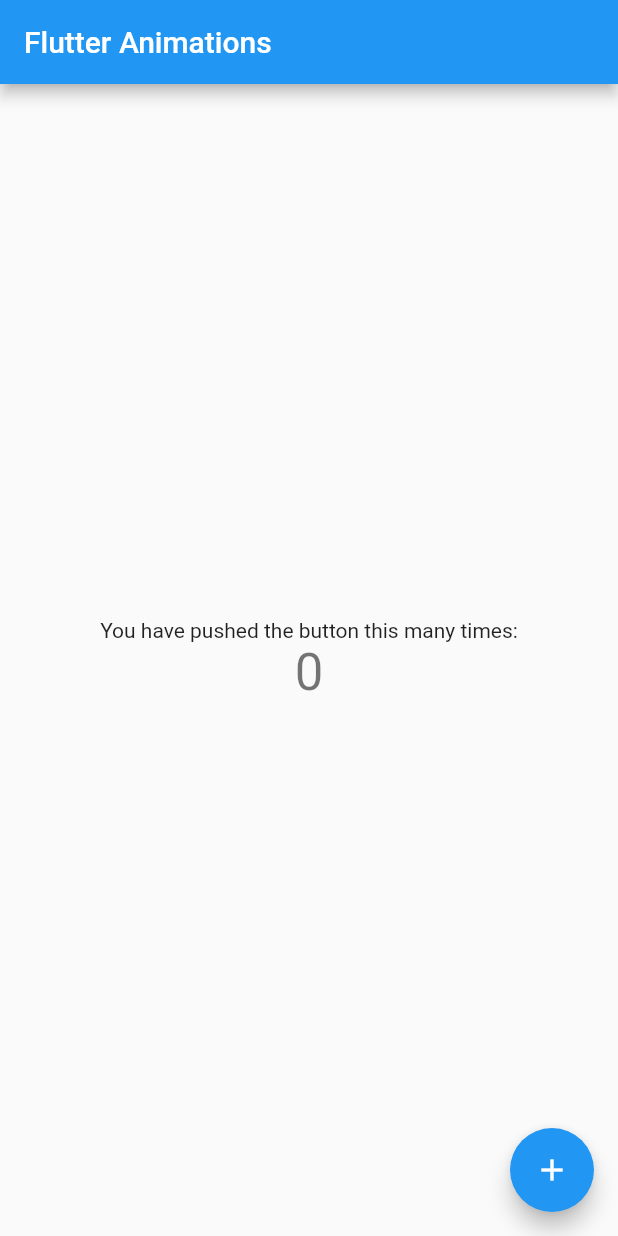
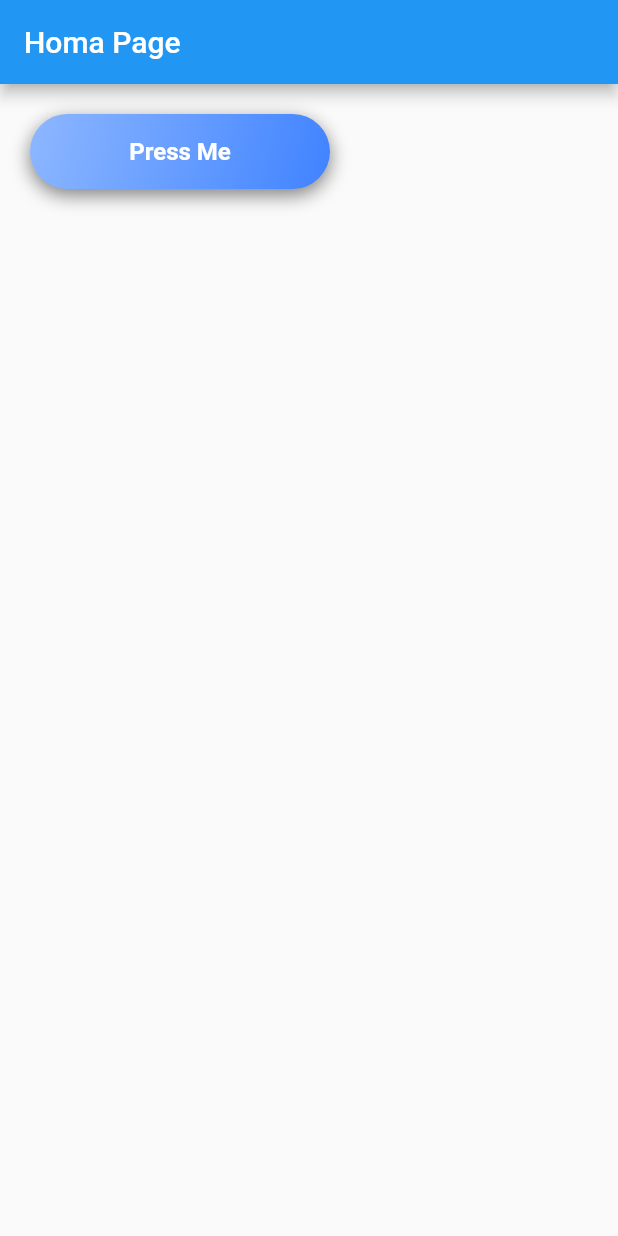
Before and after one commit to NijatTagizada/flutter_animations, a Flutter app: the screen it shows after launch, on a phone screen of 412 x 824 dp. Run offline on Flutter 3.47's test engine with Material 2 defaults, Android fonts, the phone set to English and light mode, and no system bars.

Commit message:
add animated button

```diff
--- /dev/null
+++ b/lib/home_page.dart
@@ -0,0 +1,35 @@
+import 'package:flutter/material.dart';
+
+import 'widgets/animated_button.dart';
+
+class HomePage extends StatefulWidget {
+  const HomePage({Key? key}) : super(key: key);
+
+  @override
+  State<HomePage> createState() => _HomePageState();
+}
+
+class _HomePageState extends State<HomePage> {
+  @override
+  Widget build(BuildContext context) {
+    return Scaffold(
+      appBar: AppBar(
+        title: const Text(
+          'Homa Page',
+        ),
+      ),
+      body: Padding(
+        padding: const EdgeInsets.symmetric(horizontal: 20, vertical: 20),
+        child: Column(children: [
+          AnimatedButton(
+            onTap: () {
+              ScaffoldMessenger.of(context).showSnackBar(
+                const SnackBar(content: Text('Pressed')),
+              );
+            },
+          )
+        ]),
+      ),
+    );
+  }
+}
--- a/lib/main.dart
+++ b/lib/main.dart
@@ -1,4 +1,6 @@
 import 'package:flutter/material.dart';
+
+import 'home_page.dart';
 
 void main() {
   runApp(const MyApp());
@@ -10,58 +12,12 @@ class MyApp extends StatelessWidget {
   @override
   Widget build(BuildContext context) {
     return MaterialApp(
-      title: 'Flutter Demo',
+      title: 'Flutter Animations',
+      debugShowCheckedModeBanner: false,
       theme: ThemeData(
         primarySwatch: Colors.blue,
       ),
-      home: const MyHomePage(title: 'Flutter Animations'),
+      home: const HomePage(),
     );
   }
 }
-
-class MyHomePage extends StatefulWidget {
-  const MyHomePage({Key? key, required this.title}) : super(key: key);
-
-  final String title;
-
-  @override
-  State<MyHomePage> createState() => _MyHomePageState();
-}
-
-class _MyHomePageState extends State<MyHomePage> {
-  int _counter = 0;
-
-  void _incrementCounter() {
-    setState(() {
-      _counter++;
-    });
-  }
-
-  @override
-  Widget build(BuildContext context) {
-    return Scaffold(
-      appBar: AppBar(
-        title: Text(widget.title),
-      ),
-      body: Center(
-        child: Column(
-          mainAxisAlignment: MainAxisAlignment.center,
-          children: <Widget>[
-            const Text(
-              'You have pushed the button this many times:',
-            ),
-            Text(
-              '$_counter',
-              style: Theme.of(context).textTheme.headline4,
-            ),
-          ],
-        ),
-      ),
-      floatingActionButton: FloatingActionButton(
-        onPressed: _incrementCounter,
-        tooltip: 'Increment',
-        child: const Icon(Icons.add),
-      ),
-    );
-  }
-}
--- /dev/null
+++ b/lib/widgets/animated_button.dart
@@ -0,0 +1,98 @@
+import 'package:flutter/material.dart';
+
+class AnimatedButton extends StatefulWidget {
+  const AnimatedButton({Key? key, required this.onTap}) : super(key: key);
+  final Function onTap;
+
+  @override
+  _AnimatedButtonState createState() => _AnimatedButtonState();
+}
+
+class _AnimatedButtonState extends State<AnimatedButton>
+    with SingleTickerProviderStateMixin {
+  late double _scale;
+  late AnimationController _controller;
+
+  @override
+  void initState() {
+    super.initState();
+    _controller = AnimationController(
+      vsync: this,
+      duration: const Duration(milliseconds: 200),
+      lowerBound: 0.0,
+      upperBound: 0.15,
+    )..addListener(() {
+        setState(() {});
+      });
+  }
+
+  @override
+  void dispose() {
+    _controller.dispose();
+    super.dispose();
+  }
+
+  @override
+  Widget build(BuildContext context) {
+    _scale = 1 - _controller.value;
+    print(_controller.value);
+
+    return GestureDetector(
+      onTapDown: _onTapDown,
+      onTapUp: _onTapUp,
+      onTapCancel: _onTapCancel,
+      onTap: () {
+        widget.onTap();
+      },
+      child: Transform.scale(
+        scale: _scale,
+        child: _animatedButtonUI,
+      ),
+    );
+  }
+
+  void _onTapDown(TapDownDetails details) {
+    _controller.forward();
+  }
+
+  void _onTapUp(TapUpDetails details) {
+    _controller.reverse();
+  }
+
+  void _onTapCancel() {
+    _controller.reverse();
+  }
+
+  Widget get _animatedButtonUI => Container(
+        height: 50,
+        width: 200,
+        decoration: BoxDecoration(
+          borderRadius: BorderRadius.circular(100),
+          boxShadow: const [
+            BoxShadow(
+              color: Color(0x80000000),
+              blurRadius: 10.0,
+              offset: Offset(0.0, 4.0),
+            ),
+          ],
+          gradient: const LinearGradient(
+            begin: Alignment.topLeft,
+            end: Alignment.bottomRight,
+            colors: [
+              Color.fromARGB(255, 141, 183, 255),
+              Color.fromARGB(255, 64, 131, 255),
+            ],
+          ),
+        ),
+        child: const Center(
+          child: Text(
+            'Press Me',
+            style: TextStyle(
+              fontSize: 16,
+              fontWeight: FontWeight.bold,
+              color: Colors.white,
+            ),
+          ),
+        ),
+      );
+}
```
